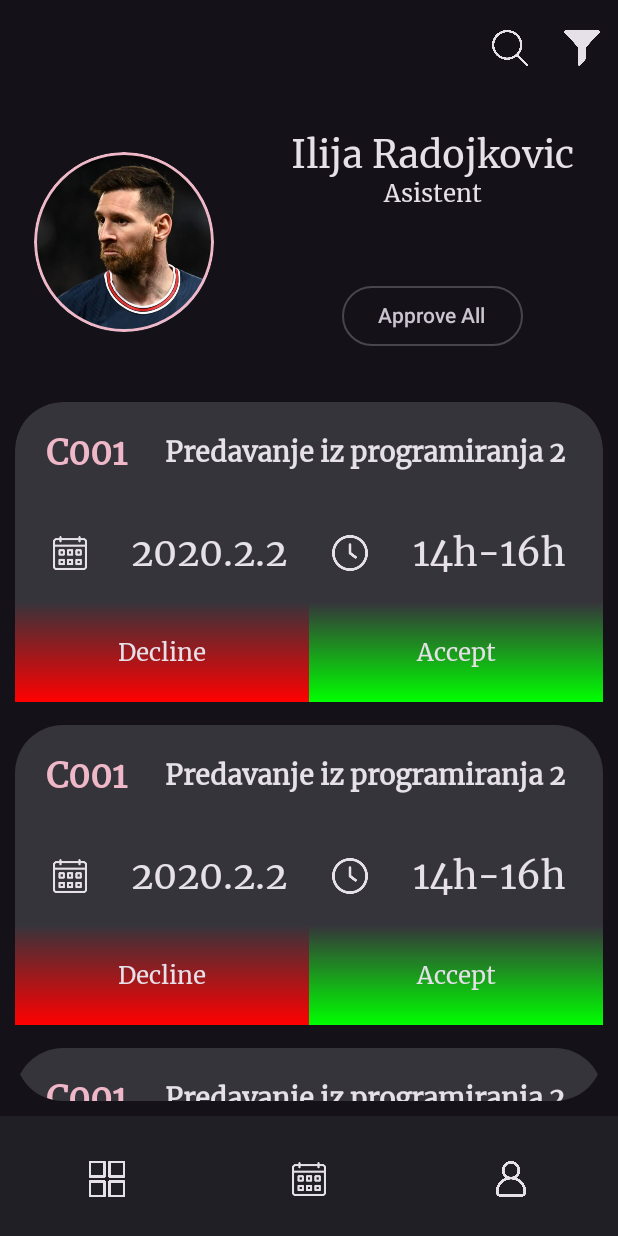
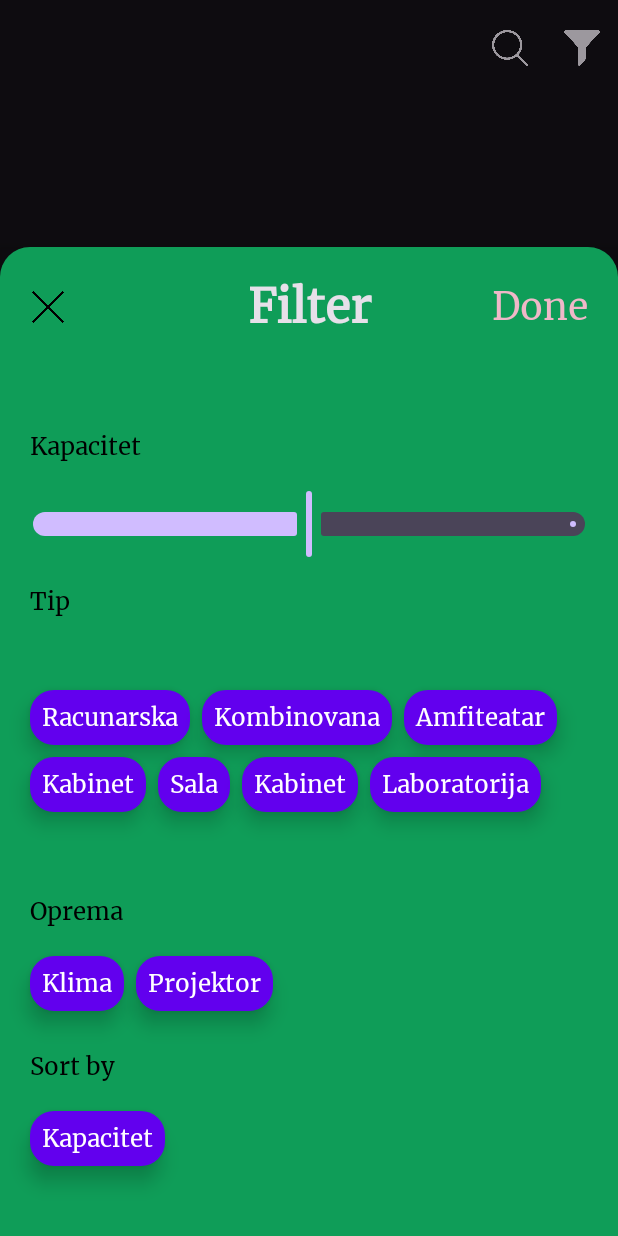
Before and after one commit to ilijaradojkovic/FON_ClassroomManagment_Frontend, an Android app built with Jetpack Compose: the screen it shows after launch (MainActivity), on a phone screen of 412 x 824 dp. Run offline under Robolectric (Android 15) with nearby library versions, the phone set to English and light mode, and no system bars; our stand-ins replace accompanist.

Commit message:
Filter ui je gotov

```diff
--- /dev/null
+++ b/app/src/main/java/com/example/fon_classroommanagment_frontend/Bottom_Sheet.kt
@@ -0,0 +1,185 @@
+package com.example.fon_classroommanagment_frontend
+
+import androidx.compose.foundation.background
+import androidx.compose.foundation.gestures.Orientation
+import androidx.compose.foundation.gestures.scrollable
+import androidx.compose.foundation.layout.*
+import androidx.compose.foundation.rememberScrollState
+import androidx.compose.foundation.selection.toggleable
+import androidx.compose.foundation.shape.RoundedCornerShape
+import androidx.compose.material3.*
+import androidx.compose.runtime.Composable
+import androidx.compose.ui.Alignment
+import androidx.compose.ui.Modifier
+import androidx.compose.ui.draw.clip
+import androidx.compose.ui.graphics.Color
+import androidx.compose.ui.res.colorResource
+import androidx.compose.ui.res.painterResource
+import androidx.compose.ui.unit.dp
+import androidx.compose.ui.unit.sp
+import com.google.accompanist.flowlayout.FlowRow
+
+
+@Composable
+fun Bottom_Sheet_Content(){
+    val scrollstate= rememberScrollState()
+    Box(
+        Modifier
+            .fillMaxWidth()
+            .fillMaxHeight(0.8f)
+            .clip(RoundedCornerShape(20.dp, 20.dp, 0.dp, 0.dp))
+            .background(Color(0XFF0F9D58))
+            .scrollable(scrollstate, orientation = Orientation.Vertical)
+            .padding(20.dp)) {
+        Column(Modifier.fillMaxSize(), verticalArrangement = Arrangement.Center, horizontalAlignment = Alignment.CenterHorizontally) {
+            Row(modifier= Modifier
+                .fillMaxWidth()
+                .weight(1f)
+                .height(IntrinsicSize.Max)
+               ){
+                Row(modifier= Modifier
+                    .fillMaxWidth()
+                    .height(IntrinsicSize.Max)
+                   ) {
+
+                    Row(
+                        modifier = Modifier
+                            .weight(1f)
+
+                            .fillMaxHeight(), verticalAlignment = Alignment.CenterVertically
+                    ) {
+                        Icon(
+                            painter = painterResource(id = R.drawable.close),
+                            contentDescription = "Close icon",
+                            modifier = Modifier.size(24.dp)
+                        )
+                    }
+                    Row(
+                        modifier = Modifier
+                            .weight(1f)
+                           .fillMaxHeight(),
+                        horizontalArrangement = Arrangement.Center,
+                        verticalAlignment = Alignment.CenterVertically
+                    ) {
+                        Text(
+                            "Filter",
+                            style = MaterialTheme.typography.headlineLarge,
+                            color = MaterialTheme.colorScheme.onBackground
+                        )
+
+                    }
+                    Row(
+                        modifier = Modifier
+                            .weight(1f)
+                            .fillMaxHeight()
+                    ,   horizontalArrangement = Arrangement.End,
+                        verticalAlignment = Alignment.CenterVertically
+                    ) {
+                        Text(
+                            "Done",
+                            style = MaterialTheme.typography.bodyLarge,
+                            color = MaterialTheme.colorScheme.tertiary
+                        )
+
+                    }
+                }
+            }
+
+            Column(modifier= Modifier
+                .fillMaxWidth()
+                .weight(1f)) {
+                Column(modifier=Modifier.fillMaxWidth()) {
+                    Text("Kapacitet", style = MaterialTheme.typography.bodyMedium)
+                }
+                Column(modifier=Modifier.weight(1f), verticalArrangement = Arrangement.Center, horizontalAlignment = Alignment.CenterHorizontally) {
+                                Slider(value = 0.5f, onValueChange ={} )
+                    }
+            }
+            Column(modifier= Modifier
+                .fillMaxWidth()
+                .weight(2f)) {
+                Column(modifier=Modifier.fillMaxWidth()) {
+                    Text("Tip", style = MaterialTheme.typography.bodyMedium)
+                }
+                Column(modifier= Modifier
+                    .weight(5f)
+                    .fillMaxWidth(), verticalArrangement = Arrangement.Center) {
+                    FlowRow() {
+                        CategoryChip("Racunarska",false,{},{})
+                        CategoryChip("Kombinovana",false,{},{})
+                        CategoryChip("Amfiteatar",false,{},{})
+                        CategoryChip("Kabinet",false,{},{})
+                        CategoryChip("Sala",false,{},{})
+                        CategoryChip("Kabinet",false,{},{})
+                        CategoryChip("Laboratorija",false,{},{})
+                }
+                }
+            }
+            Column(modifier= Modifier
+                .fillMaxWidth()
+                .weight(1f)) {
+                Column(modifier=Modifier.fillMaxWidth()) {
+                    Text("Oprema", style = MaterialTheme.typography.bodyMedium)
+                }
+                Column(modifier= Modifier
+                    .weight(1f)
+                    .fillMaxWidth(), verticalArrangement = Arrangement.Center) {
+                    FlowRow() {
+                        CategoryChip("Klima",false,{},{})
+                        CategoryChip("Projektor",false,{},{})
+
+                    }
+                }
+            }
+            Column(modifier= Modifier
+                .fillMaxWidth()
+                .weight(1f)) {
+                Column(modifier=Modifier.fillMaxWidth()) {
+                    Text("Sort by", style = MaterialTheme.typography.bodyMedium)
+                }
+                Column(modifier= Modifier
+                    .weight(1f)
+                    .fillMaxWidth(), verticalArrangement = Arrangement.Center) {
+                    FlowRow() {
+                        CategoryChip("Kapacitet",false,{},{})
+
+
+                    }
+                }
+            }
+        }
+    }
+}
+@Composable
+fun CategoryChip(
+    category: String,
+    isSelected: Boolean = false,
+    onSelectedCategoryChanged: (String) -> Unit,
+    onExecuteSearch: () -> Unit
+) {
+    Surface(
+        modifier = Modifier.padding(end = 8.dp, bottom = 8.dp),
+        shadowElevation = 8.dp,
+        shape = RoundedCornerShape(16.dp),
+        color = when {
+            isSelected -> colorResource(R.color.teal_200)
+            else -> colorResource(R.color.purple_500)
+        }
+    ) {
+        Row(modifier = Modifier
+            .toggleable(
+                value = isSelected,
+                onValueChange = {
+                    onSelectedCategoryChanged(category)
+                    onExecuteSearch()
+                }
+            )) {
+            Text(
+                text = category,
+                style = MaterialTheme.typography.bodyMedium,
+                color = Color.White,
+                modifier = Modifier.padding(8.dp)
+            )
+        }
+    }
+}
--- a/app/src/main/java/com/example/fon_classroommanagment_frontend/Components/Text/Main_Screen.kt
+++ b/app/src/main/java/com/example/fon_classroommanagment_frontend/Components/Text/Main_Screen.kt
@@ -1,34 +1,48 @@
 package com.example.fon_classroommanagment_frontend.Components.Text
 
 import android.annotation.SuppressLint
-import androidx.compose.foundation.background
 import androidx.compose.foundation.layout.*
-import androidx.compose.foundation.lazy.LazyColumn
+import androidx.compose.material.*
 import androidx.compose.material3.ExperimentalMaterial3Api
 import androidx.compose.material3.Scaffold
-import androidx.compose.material3.Text
 import androidx.compose.runtime.Composable
+import androidx.compose.runtime.rememberCoroutineScope
 import androidx.compose.ui.Modifier
 import androidx.compose.ui.graphics.Color
 import androidx.compose.ui.unit.dp
-import com.example.fon_classroommanagment_frontend.AdminsRequestScreen
-import com.example.fon_classroommanagment_frontend.Profile_Screen
+import com.example.fon_classroommanagment_frontend.Bottom_Sheet_Content
+import kotlinx.coroutines.launch
 
 
 @SuppressLint("UnusedMaterial3ScaffoldPaddingParameter")
-@OptIn(ExperimentalMaterial3Api::class)
+@OptIn(ExperimentalMaterial3Api::class, ExperimentalMaterialApi::class)
 @Composable
 fun Main_Screen(){
-   Scaffold(topBar = { TopBar(false)}, bottomBar = { BottonBar()}) {
-        Column(modifier = Modifier
-            .fillMaxWidth()
 
-            .padding(it)){
+    val coroutineScope = rememberCoroutineScope()
+    val modalBottomSheetState = rememberModalBottomSheetState(initialValue = ModalBottomSheetValue.Expanded)
 
-            AdminsRequestScreen()
-            //Profile_Screen(true,"Adam Smith")
-            //Main_Screen()
-            //Text("c")
+    ModalBottomSheetLayout(sheetState = modalBottomSheetState,
+
+        sheetContent =  {
+         Bottom_Sheet_Content()
+        },
+
+       sheetBackgroundColor = Color.Transparent,
+
+    ) {
+        Scaffold(topBar = { TopBar(false,{coroutineScope.launch { if(modalBottomSheetState.targetValue==ModalBottomSheetValue.Expanded) modalBottomSheetState.hide() else modalBottomSheetState.show()}}) }, bottomBar = { BottonBar() }) {
+            Column(
+                modifier = Modifier
+                    .fillMaxWidth()
+
+                    .padding(it)
+            ) {
+
+                //AdminsRequestScreen()
+                //Profile_Screen(true,"Adam Smith")
+                //Main_Screen()
+                //Text("c")
 //            LazyColumn(){
 //                items(count = 10){
 //                    ClassroomCard()
@@ -36,6 +50,7 @@ fun Main_Screen(){
 //                }
 //            }
 
+            }
         }
-   }
+    }
 }
--- a/app/src/main/java/com/example/fon_classroommanagment_frontend/Components/Text/TopBar.kt
+++ b/app/src/main/java/com/example/fon_classroommanagment_frontend/Components/Text/TopBar.kt
@@ -5,6 +5,8 @@ import androidx.compose.foundation.layout.Arrangement
 import androidx.compose.foundation.layout.Row
 import androidx.compose.foundation.layout.fillMaxWidth
 import androidx.compose.foundation.layout.size
+import androidx.compose.material.BottomSheetScaffoldState
+import androidx.compose.material.ExperimentalMaterialApi
 import androidx.compose.material3.*
 import androidx.compose.runtime.Composable
 import androidx.compose.ui.Modifier
@@ -12,9 +14,16 @@ import androidx.compose.ui.graphics.Color
 import androidx.compose.ui.res.painterResource
 import androidx.compose.ui.unit.dp
 import com.example.fon_classroommanagment_frontend.R
+import kotlinx.coroutines.CoroutineScope
+import kotlinx.coroutines.Job
 
+@OptIn(ExperimentalMaterialApi::class)
 @Composable
-fun TopBar(souldHide:Boolean){
+fun TopBar(
+    souldHide: Boolean,
+    onFilterClick: () -> Job,
+
+){
 
     SmallTopAppBar({
 if(!souldHide) {
@@ -29,7 +38,7 @@ if(!souldHide) {
             }
         }
         Row(modifier = Modifier) {
-            IconButton(onClick = { /*TODO*/ }) {
+            IconButton(onClick = {onFilterClick()}) {
                 Icon(
                     painter = painterResource(id = R.drawable.filter_icon),
                     contentDescription = "Filter icon",
--- a/build.gradle
+++ b/build.gradle
@@ -1,12 +1,12 @@
 buildscript {
     ext {
-        compose_version = '1.0.1'
+        compose_version = '1.1.1'
     }
 }// Top-level build file where you can add configuration options common to all sub-projects/modules.
 plugins {
-    id 'com.android.application' version '7.1.3' apply false
-    id 'com.android.library' version '7.1.3' apply false
-    id 'org.jetbrains.kotlin.android' version '1.5.21' apply false
+    id 'com.android.application' version '7.2.1' apply false
+    id 'com.android.library' version '7.2.1' apply false
+    id 'org.jetbrains.kotlin.android' version '1.6.10' apply false
 }
 
 task clean(type: Delete) {
```
Also changed, not shown: app/build.gradle (+10 -8 lines), app/src/main/res/drawable/close.png (added), gradle/wrapper/gradle-wrapper.properties.
